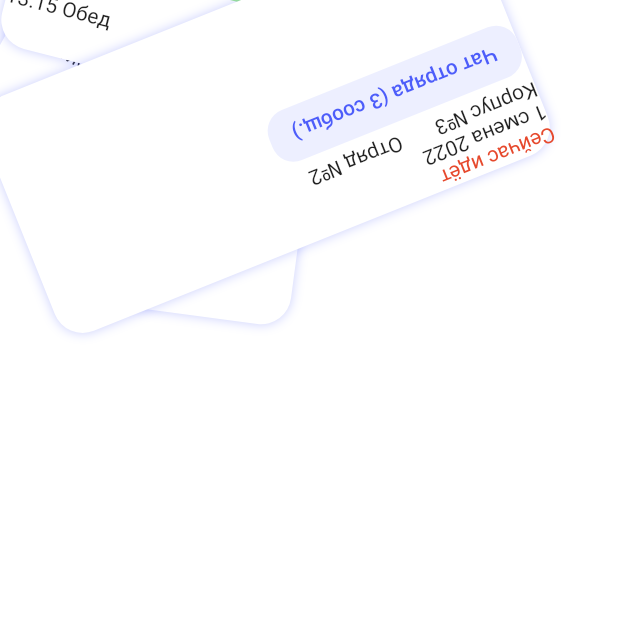
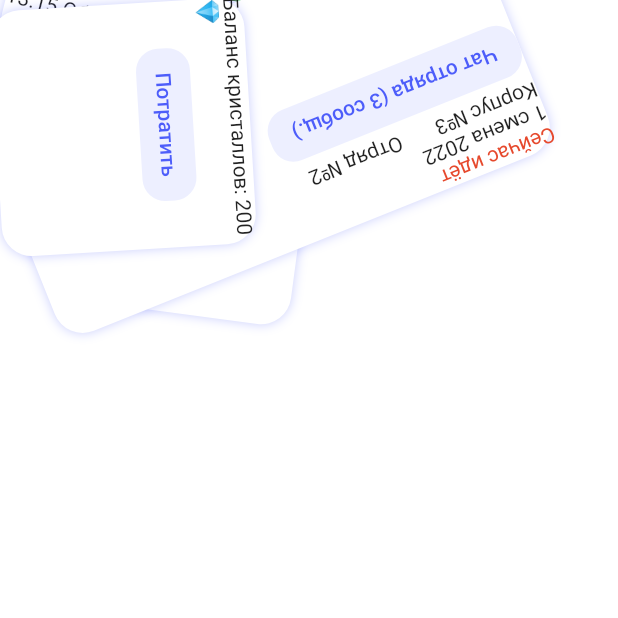
Before and after one commit to abezuglova/first_task_hard, a Flutter app: the screen it shows after launch, on a phone screen of 412 x 824 dp, the top half of it. Run offline on Flutter 3.47's test engine with Material 2 defaults, Android fonts, the phone set to English and light mode, and no system bars.

Commit message:
crystal balance tile widget created

```diff
--- a/lib/screens/main_screen.dart
+++ b/lib/screens/main_screen.dart
@@ -1,4 +1,5 @@
 import 'package:first_task_hard/widgets/coin_balance_tile_widget.dart';
+import 'package:first_task_hard/widgets/crystal_balance_tile_widget.dart';
 import 'package:first_task_hard/widgets/level_tile_widget.dart';
 import 'package:first_task_hard/widgets/profile_tile_widget.dart';
 import 'package:first_task_hard/widgets/shift_tile_widget.dart';
@@ -30,6 +31,9 @@ class MainScreen extends StatelessWidget {
               Positioned(
                 child: ShiftTileWidget(),
               ),
+              Positioned(
+                child: CrystalBalanceTileWidget(),
+              ),
             ],
           ),
         ));
--- a/lib/widgets/crystal_balance_tile_widget.dart
+++ b/lib/widgets/crystal_balance_tile_widget.dart
@@ -6,6 +6,19 @@ class CrystalBalanceTileWidget extends StatelessWidget {
 
   @override
   Widget build(BuildContext context) {
-    return Placeholder();
+    return TileWidget(
+      rotateAngle: 1.51,
+      tileWidth: 164.09,
+      tileHeight: 169.63,
+      child: Column(
+        children: [
+          const Text('Баланс кристаллов: 200 💎'),
+          ElevatedButton(
+            onPressed: () {},
+            child: const Text('Потратить'),
+          ),
+        ],
+      ),
+    );
   }
 }
```
